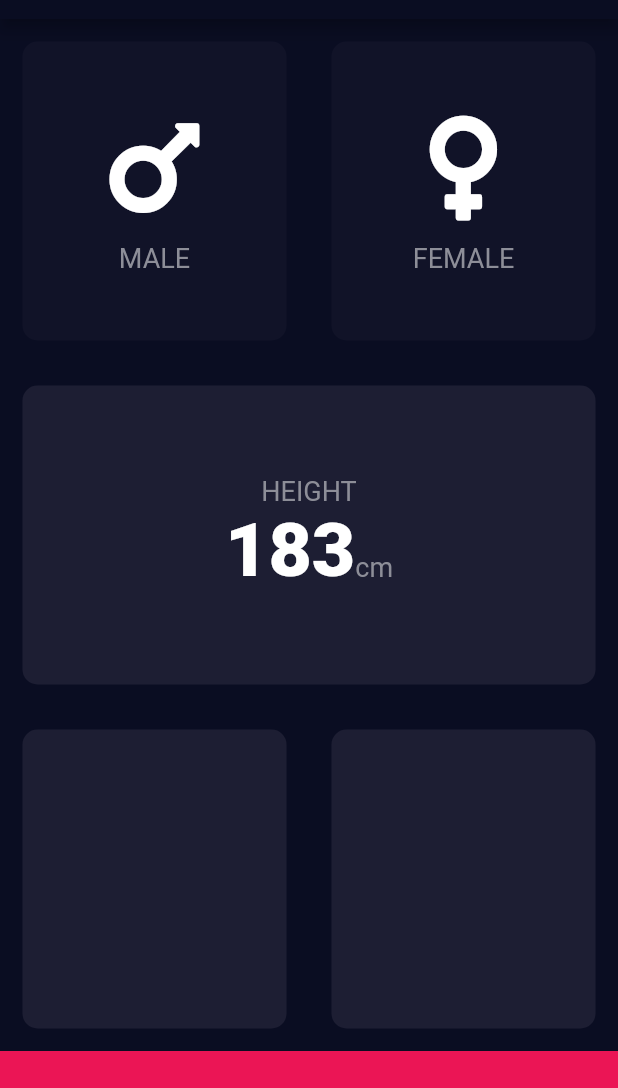
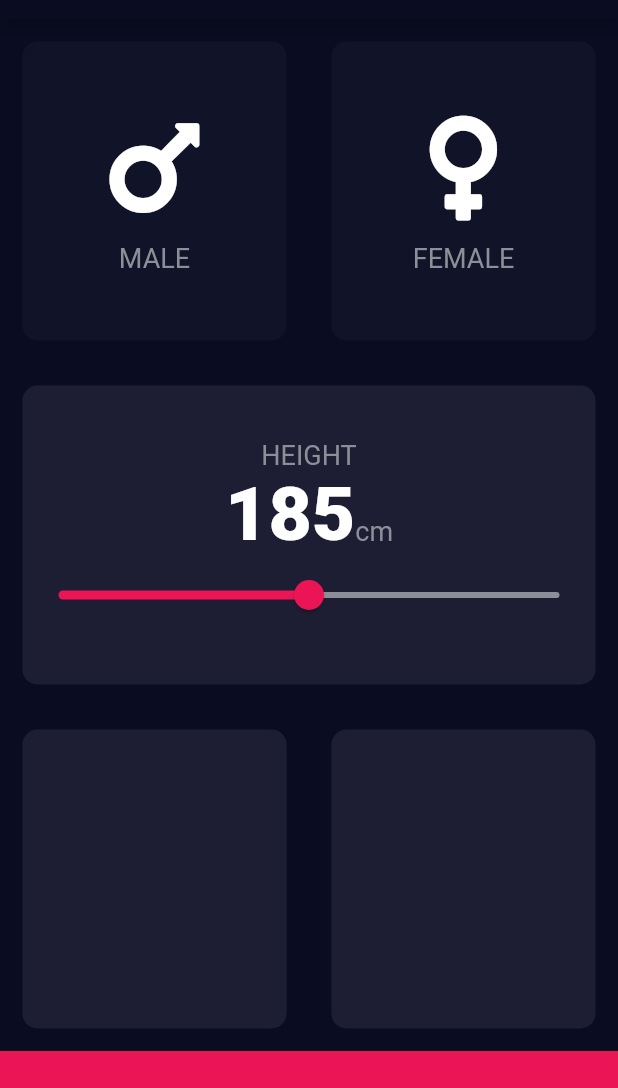
Before and after one commit to Mukeshkrjha/BMICalculator, a Flutter app: the screen it shows after launch, on a phone screen of 412 x 824 dp, the part 65-1153 px from its top. Run offline on Flutter 3.47's test engine with Material 2 defaults, Android fonts, the phone set to English and light mode, and no system bars; our stand-ins replace font_awesome_flutter.

Commit message:
Height selection slider functional

```diff
--- a/lib/home.dart
+++ b/lib/home.dart
@@ -17,6 +17,7 @@ class Home extends StatefulWidget {
 
 class _HomeState extends State<Home> {
   GENDER selectedGender;
+  int selectedHeight = 185;
 
   @override
   Widget build(BuildContext context) {
@@ -77,7 +78,7 @@ class _HomeState extends State<Home> {
                     textBaseline: TextBaseline.alphabetic,
                     children: [
                       Text(
-                        '183',
+                        selectedHeight.toString(),
                         style: kLARGE_TEXT_STYLE,
                       ),
                       Text(
@@ -86,6 +87,18 @@ class _HomeState extends State<Home> {
                       )
                     ],
                   ),
+                  Slider(
+                    value: selectedHeight.toDouble(),
+                    min: kSLIDER_MIN_VALUE,
+                    max: kSLIDER_MAX_VALUE,
+                    activeColor: kSLIDER_ACTIVE_COLOR,
+                    inactiveColor: kSLIDER_INACTIVE_COLOR,
+                    onChanged: (double value) {
+                      setState(() {
+                        selectedHeight = value.round();
+                      });
+                    },
+                  )
                 ],
               ),
             ),
--- a/lib/util/app_constant.dart
+++ b/lib/util/app_constant.dart
@@ -8,6 +8,10 @@ const kTEXT_COLOR = Color(0xFF8D8E98);
 const kNORMAL_FONT_SIZE = 18.0;
 const double kLARGE_FONT_SIZE = 50.0;
 const FontWeight kLARGE_FONT_WEIGHT = FontWeight.w900;
+const kSLIDER_MIN_VALUE = 120.0;
+const kSLIDER_MAX_VALUE = 250.0;
+const kSLIDER_ACTIVE_COLOR = Color(0xFFEB1555);
+const kSLIDER_INACTIVE_COLOR = Color(0xFF8D8E98);
 
 const TextStyle kTEXT_STYLE =
     TextStyle(fontSize: kNORMAL_FONT_SIZE, color: kTEXT_COLOR);
```
Also changed, not shown: 6 other files.
